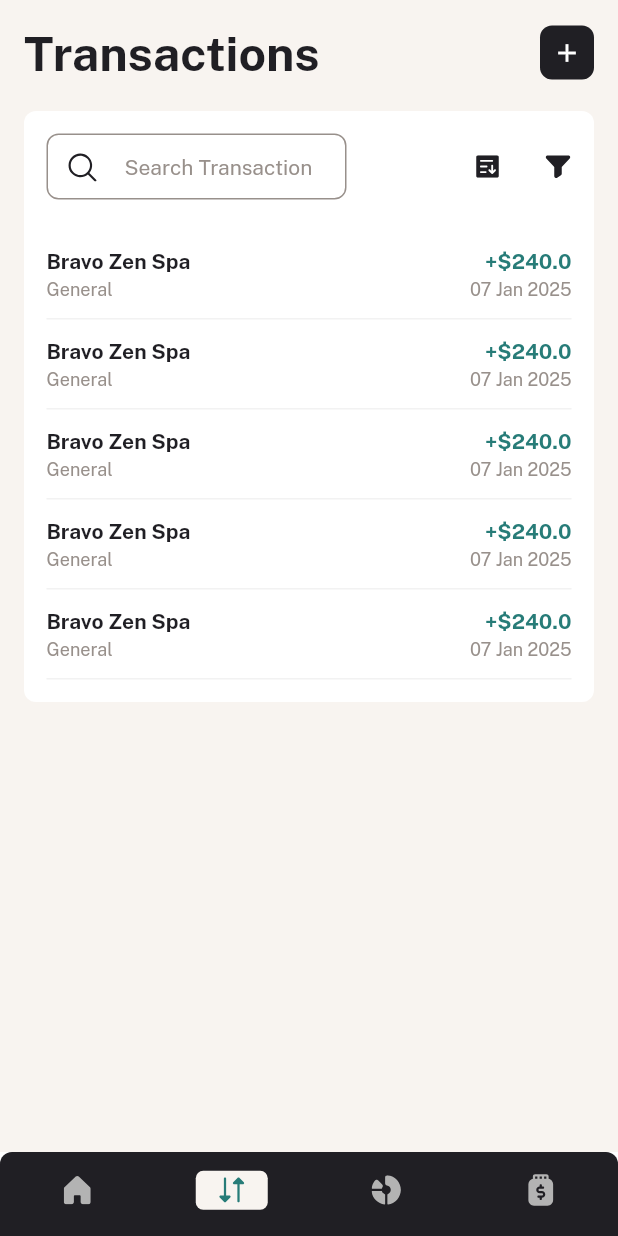
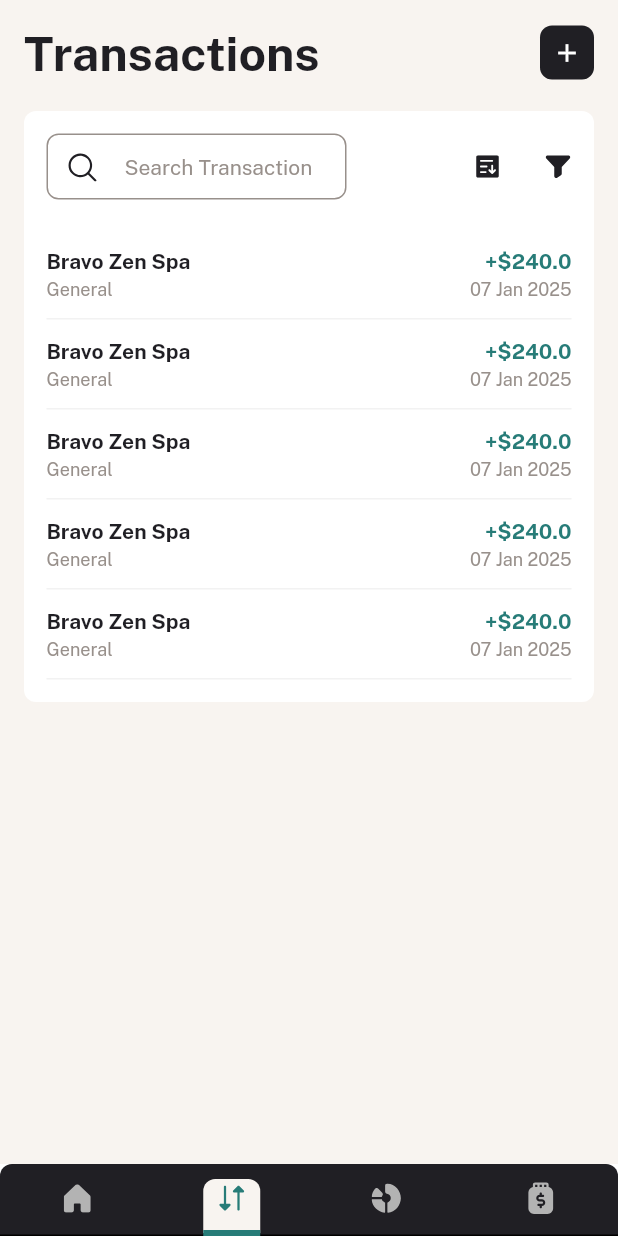
Before and after one commit to JER3MIAH/personal-finance-app, a Flutter app: the screen it shows after launch, item 2 of the bottom bar chosen, on a phone screen of 412 x 824 dp. Run offline on Flutter 3.47's test engine with Material 3 defaults, Android fonts, the phone set to English and light mode, and no system bars; drawn by our look-alikes of auto_size_text; our stand-ins replace equatable, flutter_bloc, flutter_hooks, flutter_svg, get_it, shared_preferences.

Commit message:
feat: replace bottom nav bar with a tab bar

```diff
--- a/lib/src/features/home/presentation/components/bottom_nav_bar/bottom_nav_bar.dart
+++ b/lib/src/features/home/presentation/components/bottom_nav_bar/bottom_nav_bar.dart
@@ -4,8 +4,8 @@ import 'package:flutter_hooks/flutter_hooks.dart';
 import 'package:personal_finance_app/src/features/home/logic/cubits/bottom_nav_bar_cubit.dart';
 import 'package:personal_finance_app/src/shared/shared.dart';
 
-class AppBottomNavBar extends HookWidget {
-  const AppBottomNavBar({super.key});
+class AppBottomTabBar extends HookWidget {
+  const AppBottomTabBar({super.key});
 
   @override
   Widget build(BuildContext context) {
@@ -31,52 +31,50 @@ class AppBottomNavBar extends HookWidget {
               splashFactory: NoSplash.splashFactory,
               hoverColor: Colors.transparent,
             ),
-            child: BottomNavigationBar(
-              currentIndex: selectedIndex,
+            child: Container(
+              color: appColors.grey900,
+              child: TabBar(
                 onTap: setIndex,
-              enableFeedback: false,
-              backgroundColor: appColors.grey900,
-              type: BottomNavigationBarType.fixed,
-              selectedItemColor: appColors.green,
-              unselectedItemColor: appColors.grey300,
-              showSelectedLabels: !isMobile,
-              showUnselectedLabels: !isMobile,
-              unselectedLabelStyle: TextStyle(
-                fontSize: 12,
-                fontWeight: FontWeight.w400,
+                indicatorPadding: EdgeInsets.symmetric(
+                  horizontal: switch (selectedIndex) {
+                    0 => -12,
+                    1 => -10,
+                    2 => -20,
+                    3 => -25,
+                    _ => -10,
+                  },
+                ).copyWith(top: 10),
+                indicatorSize: TabBarIndicatorSize.label,
+                indicator: BoxDecoration(
                   color: appColors.beige100,
+                  border: Border(
+                      bottom: BorderSide(
+                    width: 4,
+                    color: appColors.green,
+                  )),
+                  borderRadius:
+                      BorderRadius.vertical(top: Radius.circular(spacing100)),
                 ),
-              selectedLabelStyle: TextStyle(
-                fontSize: 12,
-                fontWeight: FontWeight.w400,
-                color: appColors.grey900,
-              ),
-              items: List.generate(
+                labelColor: appColors.green,
+                labelPadding: EdgeInsets.symmetric(horizontal: 10),
+                unselectedLabelColor: appColors.grey300,
+                labelStyle: textPreset5Bold,
+                unselectedLabelStyle: textPreset5Bold,
+                tabs: List.generate(
                   labelIconMap.length,
                   (index) {
                     final item = labelIconMap.entries.toList()[index];
-                  return BottomNavigationBarItem(
+                    return Tab(
                       icon: SvgAsset(
                         item.value,
-                      color: appColors.grey300,
+                        color: selectedIndex == index
+                            ? appColors.green
+                            : appColors.grey300,
                       ),
-                    label: item.key,
-                    activeIcon: Container(
-                      padding:
-                          EdgeInsets.symmetric(horizontal: 15, vertical: 4),
-                      decoration: BoxDecoration(
-                        color: isMobile && (selectedIndex == index)
-                            ? appColors.beige100
-                            : null,
-                        borderRadius: BorderRadius.circular(5),
-                      ),
-                      child: SvgAsset(
-                        item.value,
-                        color: appColors.green,
-                      ),
-                    ),
+                      text: !isMobile ? item.key : null,
                     );
                   },
+                ),
               ),
             ),
           ),
--- a/lib/src/features/home/presentation/screens/main_screen.dart
+++ b/lib/src/features/home/presentation/screens/main_screen.dart
@@ -22,7 +22,9 @@ class MainScreen extends StatelessWidget {
 
     return BlocBuilder<BottomNavBarCubit, int>(
       builder: (_, selectedIndex) {
-        return Scaffold(
+        return DefaultTabController(
+          length: 4,
+          child: Scaffold(
             backgroundColor: theme.inversePrimary,
             body: Container(
               height: double.infinity,
@@ -37,7 +39,8 @@ class MainScreen extends StatelessWidget {
                 children: pages,
               ),
             ),
-          bottomNavigationBar: AppBottomNavBar(),
+            bottomNavigationBar: AppBottomTabBar(),
+          ),
         );
       },
     );
--- a/lib/src/shared/widgets/app_textfield.dart
+++ b/lib/src/shared/widgets/app_textfield.dart
@@ -22,7 +22,7 @@ class AppTextField extends StatelessWidget {
 
   @override
   Widget build(BuildContext context) {
-    final isMobile = DeviceType(context).isMobile;
+    final isDesktop = DeviceType(context).isDesktop;
 
     final border = OutlineInputBorder(
       borderSide: BorderSide(color: appColors.beige500),
@@ -58,8 +58,8 @@ class AppTextField extends StatelessWidget {
         constraints: BoxConstraints(
           minHeight: 44,
           maxHeight: 44,
-          minWidth: isMobile ? 200 : 320,
-          maxWidth: isMobile ? 200 : 320,
+          minWidth: isDesktop ? 320 : 200,
+          maxWidth: isDesktop ? 320 : 200,
         ),
         focusedBorder: border,
         enabledBorder: border,
```
Lines whose indentation alone changed are shown as unchanged.
